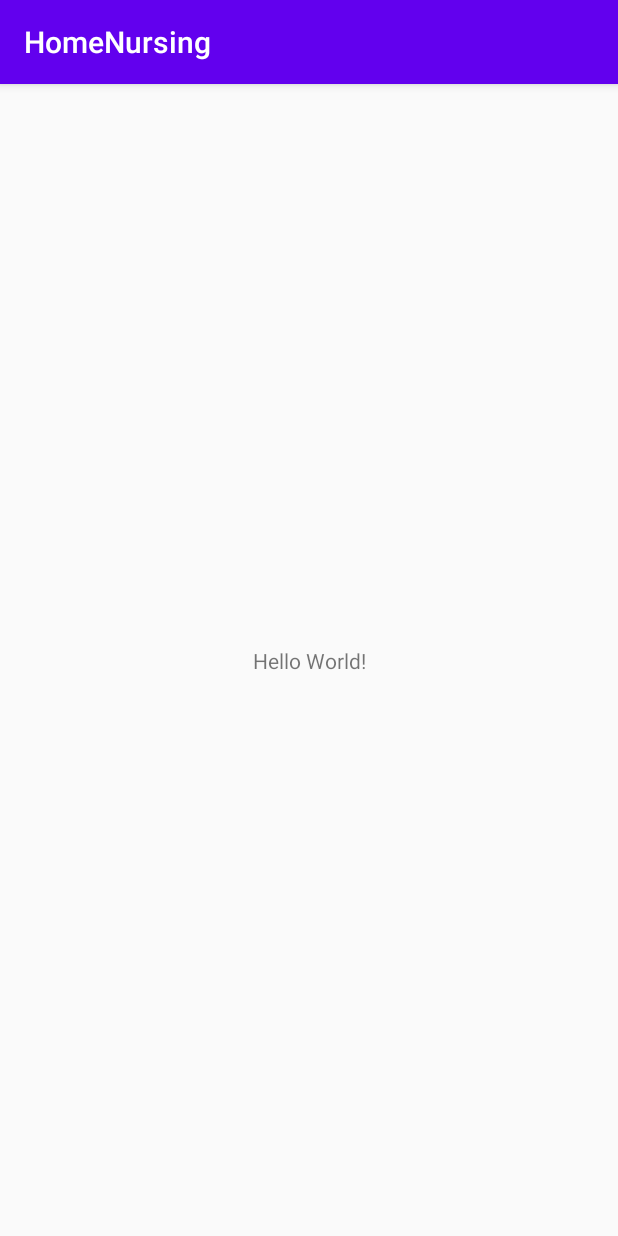
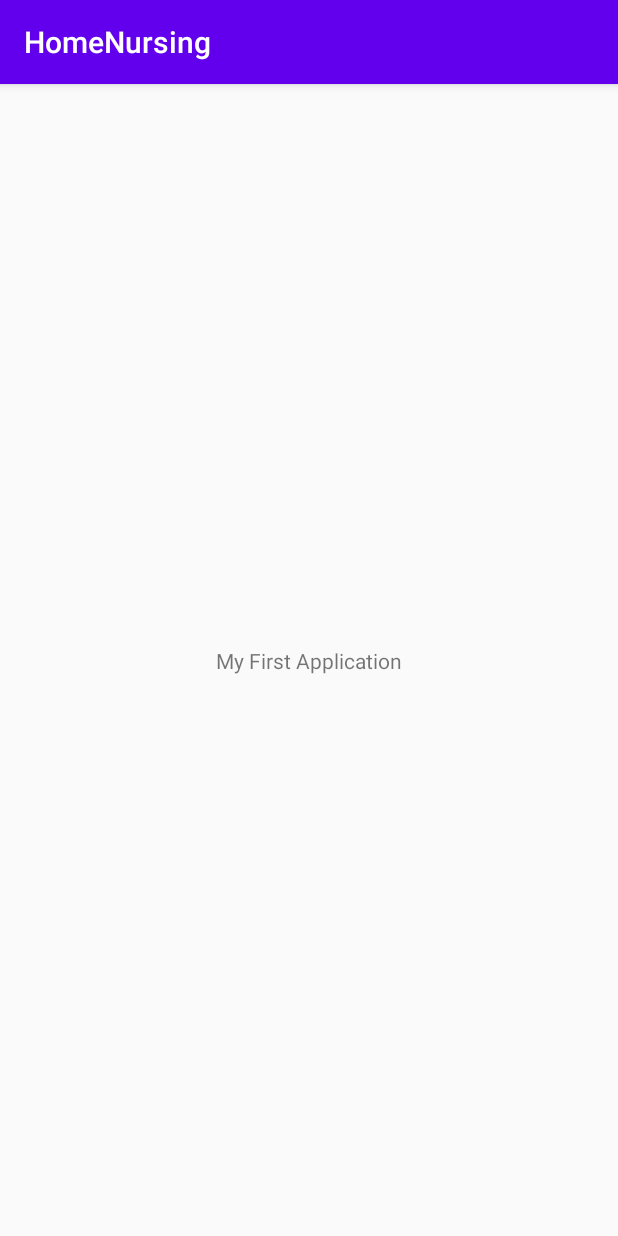
Before and after one commit to tahabutt96/HomeNursing, an Android app: the screen it shows after launch (MainActivity), on a phone screen of 412 x 824 dp. Run offline under Robolectric (Android 15) with nearby library versions, the phone set to English and light mode, and no system bars.

Commit message:
new commit

```diff
--- a/app/src/main/res/layout/activity_main.xml
+++ b/app/src/main/res/layout/activity_main.xml
@@ -9,7 +9,7 @@
     <TextView
         android:layout_width="wrap_content"
         android:layout_height="wrap_content"
-        android:text="Hello World!"
+        android:text="My First Application"
         app:layout_constraintBottom_toBottomOf="parent"
         app:layout_constraintLeft_toLeftOf="parent"
         app:layout_constraintRight_toRightOf="parent"
```
